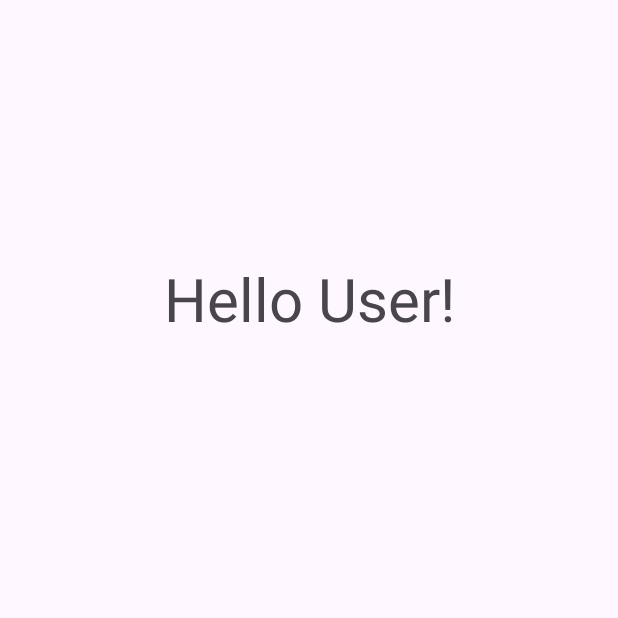
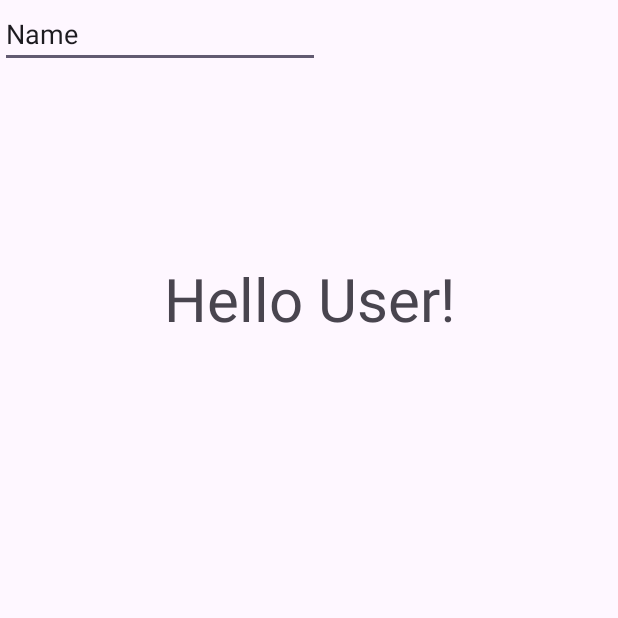
Before and after one commit to breyanddd/Breand-Castres-Block6-Activity1, an Android app: the screen it shows after launch (MainActivity), on a phone screen of 412 x 824 dp, the top half of it. Run offline under Robolectric (Android 15) with nearby library versions, the phone set to English and light mode, and no system bars.

Commit message:
Initial Commit

```diff
--- a/app/src/main/res/layout/activity_main.xml
+++ b/app/src/main/res/layout/activity_main.xml
@@ -17,4 +17,14 @@
         app:layout_constraintTop_toTopOf="parent"
         app:layout_constraintVertical_bias="0.223" />
 
+    <EditText
+        android:id="@+id/editTextText"
+        android:layout_width="wrap_content"
+        android:layout_height="wrap_content"
+        android:ems="10"
+        android:inputType="text"
+        android:text="Name"
+        tools:layout_editor_absoluteX="100dp"
+        tools:layout_editor_absoluteY="277dp" />
+
 </androidx.constraintlayout.widget.ConstraintLayout>
```
